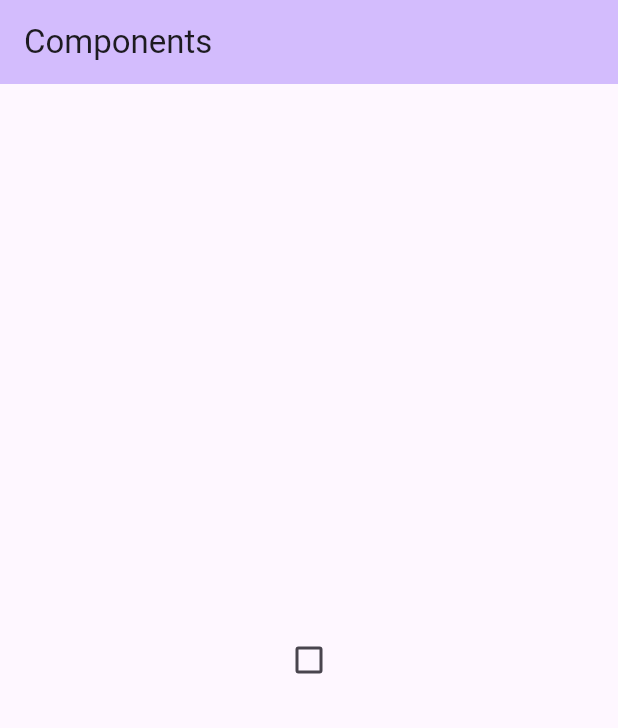
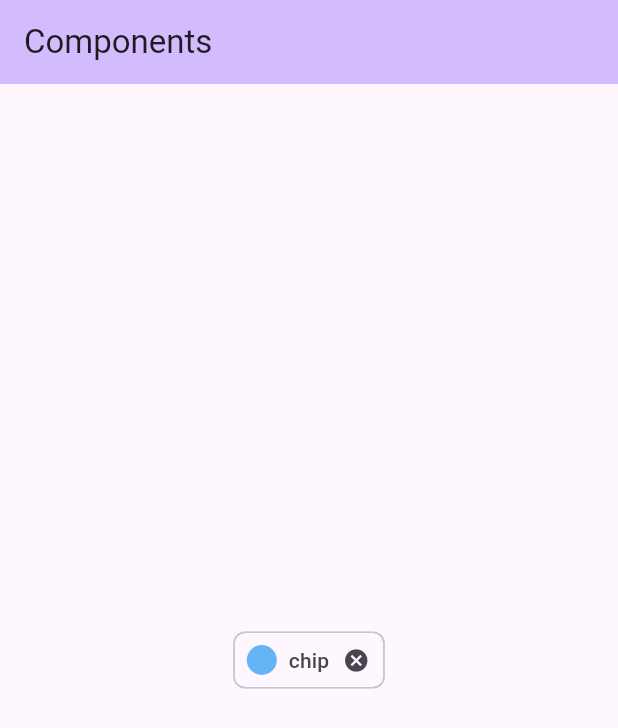
Before and after one commit to Shuhib1924/flutter_components, a Flutter app: the screen it shows after launch, on a phone screen of 412 x 824 dp. Shown: the top 728 px of the screen. Run offline on Flutter 3.47's test engine with Material 3 defaults, Android fonts, the phone set to English and light mode, and no system bars.

Commit message:
single chip

```diff
--- a/lib/main.dart
+++ b/lib/main.dart
@@ -31,7 +31,7 @@
 
 class _MyHomePageState extends State<MyHomePage> {
   // # 1 build value
-  bool? isChecked = false;
+  bool erased = false;
   @override
   Widget build(BuildContext context) {
     return Scaffold(
@@ -40,17 +40,22 @@
           title: Text(widget.title),
         ),
         body: Center(
-        child: Checkbox(
-          // # 2 integrate value
-          value: isChecked,
-          // # 3 change state
-          onChanged: (bool? value) {
+          child: erased
+              ? Container(
+                  height: 50,
+                  width: 50,
+                  color: Colors.orange[600],
+                )
+              : Chip(
+                  label: Text('chip'),
+                  avatar: CircleAvatar(
+                    backgroundColor: Colors.blue[300],
+                  ),
+                  onDeleted: () {
                     setState(() {
-              isChecked = value!;
+                      erased = true;
                     });
-          },
-        ),
-      ),
-    );
+                  }),
+        ));
   }
 }
```
Lines whose indentation alone changed are shown as unchanged.
